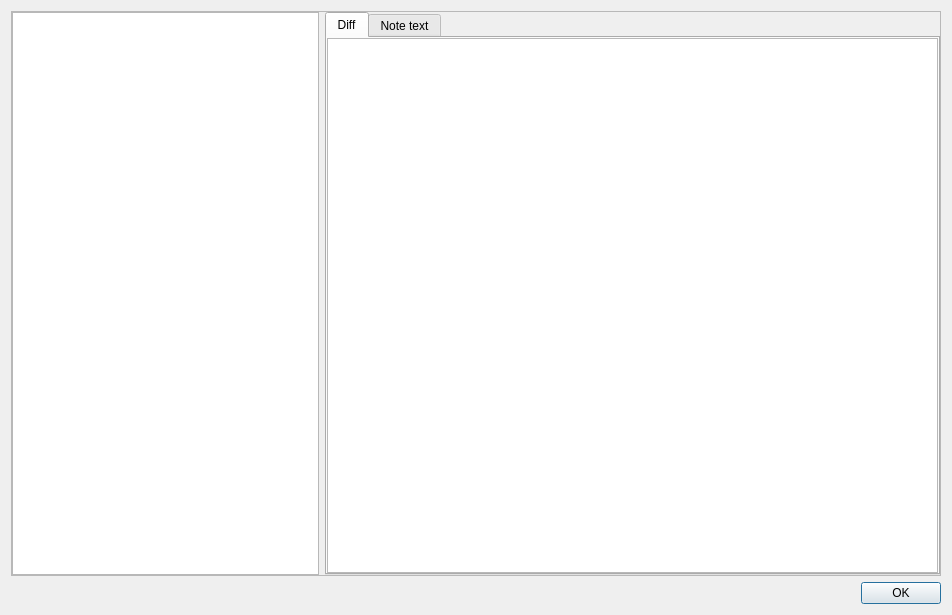
Above: src/dialogs/versiondialog.ui from pbek/QOwnNotes before the change. Below: the same form after it.
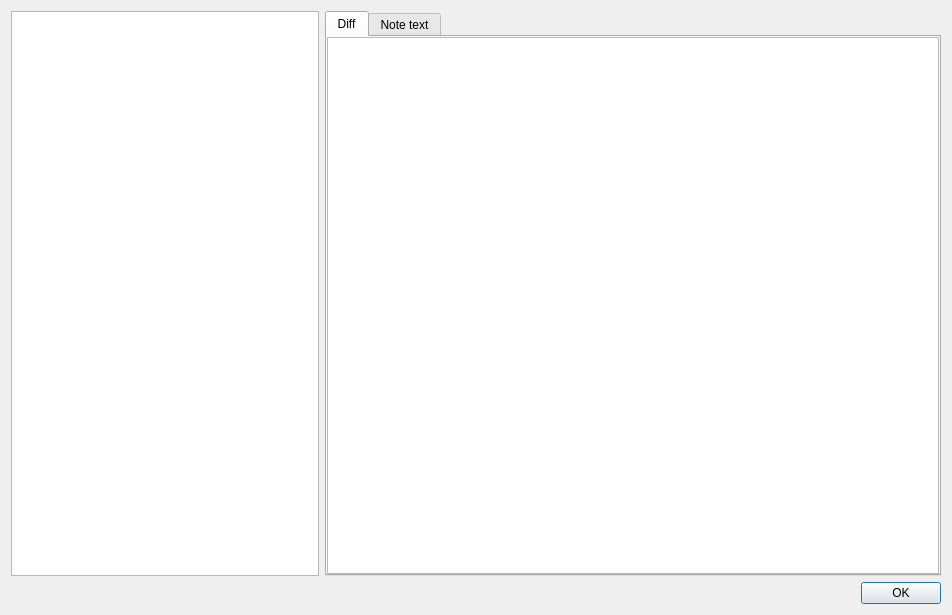
That is the form after the change. Icons and pictures are not drawn. Custom widgets are drawn as their Qt base class.

Commit message: removed frame border

What changed in the file:
```diff
--- a/src/dialogs/versiondialog.ui
+++ b/src/dialogs/versiondialog.ui
@@ -21,7 +21,7 @@
    <item>
     <widget class="QFrame" name="frame">
      <property name="frameShape">
-      <enum>QFrame::StyledPanel</enum>
+      <enum>QFrame::NoFrame</enum>
      </property>
      <property name="frameShadow">
       <enum>QFrame::Raised</enum>
@@ -86,7 +86,7 @@
              <string notr="true">&lt;!DOCTYPE HTML PUBLIC &quot;-//W3C//DTD HTML 4.0//EN&quot; &quot;http://www.w3.org/TR/REC-html40/strict.dtd&quot;&gt;
 &lt;html&gt;&lt;head&gt;&lt;meta name=&quot;qrichtext&quot; content=&quot;1&quot; /&gt;&lt;style type=&quot;text/css&quot;&gt;
 p, li { white-space: pre-wrap; }
-&lt;/style&gt;&lt;/head&gt;&lt;body style=&quot; font-family:'Oxygen-Sans'; font-size:11pt; font-weight:400; font-style:normal;&quot;&gt;
+&lt;/style&gt;&lt;/head&gt;&lt;body style=&quot; font-family:'Noto Sans'; font-size:11pt; font-weight:400; font-style:normal;&quot;&gt;
 &lt;p style=&quot;-qt-paragraph-type:empty; margin-top:0px; margin-bottom:0px; margin-left:0px; margin-right:0px; -qt-block-indent:0; text-indent:0px; font-family:'Sans Serif'; font-size:9pt;&quot;&gt;&lt;br /&gt;&lt;/p&gt;&lt;/body&gt;&lt;/html&gt;</string>
             </property>
            </widget>
```
Left out of the diff: 2 changed lines with no effect on the pictures.
